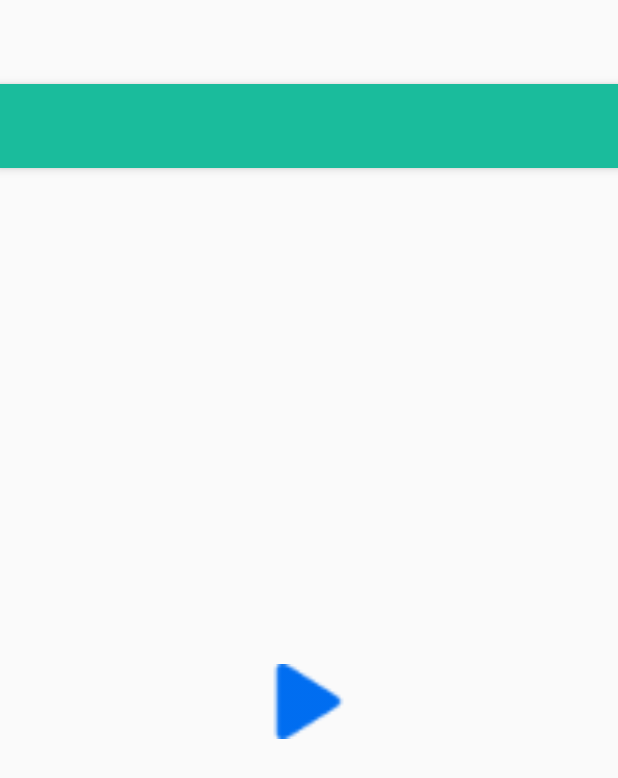
After one commit to richakhanna/master_extempore, an Android app: the layout activity_attempted_video_play.xml on its own in the app's theme, with its tools: preview values and no code run, on a phone screen of 412 x 824 dp. The commit adds this screen. Shown: the top 778 px of the screen. Run offline under Robolectric (Android 15) with nearby library versions, the phone set to English and light mode, and no system bars; network calls fail.

Commit message:
Attempted videos play feature added

```diff
--- /dev/null
+++ b/app/src/main/res/layout/activity_attempted_video_play.xml
@@ -0,0 +1,27 @@
+<?xml version="1.0" encoding="utf-8"?>
+<android.support.design.widget.CoordinatorLayout xmlns:android="http://schemas.android.com/apk/res/android"
+    xmlns:app="http://schemas.android.com/apk/res-auto"
+    xmlns:tools="http://schemas.android.com/tools"
+    android:layout_width="match_parent"
+    android:layout_height="match_parent"
+    android:fitsSystemWindows="true"
+    tools:context="com.richdroid.masterextempore.ui.activity.AttemptedVideoPlayActivity">
+
+    <android.support.design.widget.AppBarLayout
+        android:layout_width="match_parent"
+        android:layout_height="wrap_content"
+        android:theme="@style/AppTheme.AppBarOverlay">
+
+        <android.support.v7.widget.Toolbar
+            android:id="@+id/toolbar"
+            android:layout_width="match_parent"
+            android:layout_height="?attr/actionBarSize"
+            android:background="?attr/colorPrimary"
+            app:popupTheme="@style/AppTheme.PopupOverlay" />
+
+    </android.support.design.widget.AppBarLayout>
+
+    <include layout="@layout/content_attempted_video_play" />
+
+
+</android.support.design.widget.CoordinatorLayout>
--- /dev/null
+++ b/app/src/main/res/layout/content_attempted_video_play.xml
@@ -0,0 +1,40 @@
+<?xml version="1.0" encoding="utf-8"?>
+<RelativeLayout xmlns:android="http://schemas.android.com/apk/res/android"
+    xmlns:app="http://schemas.android.com/apk/res-auto"
+    xmlns:tools="http://schemas.android.com/tools"
+    android:layout_width="match_parent"
+    android:layout_height="match_parent"
+    android:paddingBottom="@dimen/activity_vertical_margin"
+    android:paddingLeft="@dimen/activity_horizontal_margin"
+    android:paddingRight="@dimen/activity_horizontal_margin"
+    android:paddingTop="@dimen/activity_vertical_margin"
+    app:layout_behavior="@string/appbar_scrolling_view_behavior"
+    tools:context="com.richdroid.masterextempore.ui.activity.AttemptedVideoPlayActivity"
+    tools:showIn="@layout/activity_attempted_video_play">
+
+    <RelativeLayout
+        android:id="@+id/video_frame"
+        android:layout_width="match_parent"
+        android:layout_height="match_parent">
+
+        <VideoView
+            android:id="@+id/videoView"
+            android:layout_width="match_parent"
+            android:layout_height="match_parent"
+            android:layout_alignParentBottom="true"
+            android:layout_alignParentLeft="true"
+            android:layout_alignParentRight="true"
+            android:layout_alignParentTop="true"
+            android:visibility="invisible" />
+
+        <ImageView
+            android:id="@+id/play_button"
+            android:layout_width="50dp"
+            android:layout_height="50dp"
+            android:layout_centerInParent="true"
+            android:background="@android:color/transparent"
+            android:src="@mipmap/play" />
+
+    </RelativeLayout>
+
+</RelativeLayout>
--- a/app/src/main/res/values/strings.xml
+++ b/app/src/main/res/values/strings.xml
@@ -5,4 +5,6 @@
     <string name="section_format">Hello World from section: %1$d</string>
     <string name="title_activity_video_recording">VideoRecordingActivity</string>
     <string name="server_client_id">886144289774-1cf0suocc60o24stlhoam7hmj11s1fq7.apps.googleusercontent.com</string>
+    <string name="title_activity_attempted_video_activiy">AttemptedVideoActiviy</string>
+    <string name="title_activity_attempted_video_play">AttemptedVideoPlayActivity</string>
 </resources>
```
Also changed, not shown: app/src/main/AndroidManifest.xml (+13 -5 lines), app/src/main/java/com/richdroid/masterextempore/ui/activity/AttemptedVideoPlayActivity.java (added, +106 -0 lines), app/src/main/java/com/richdroid/masterextempore/ui/adapter/AttemptedListAdapter.java (added, +126 -0 lines), app/src/main/java/com/richdroid/masterextempore/ui/adapter/AttemptedListAdpater.java (deleted, +0 -101 lines), app/src/main/java/com/richdroid/masterextempore/ui/fragment/VideoListFragment.java (+4 -4 lines).
